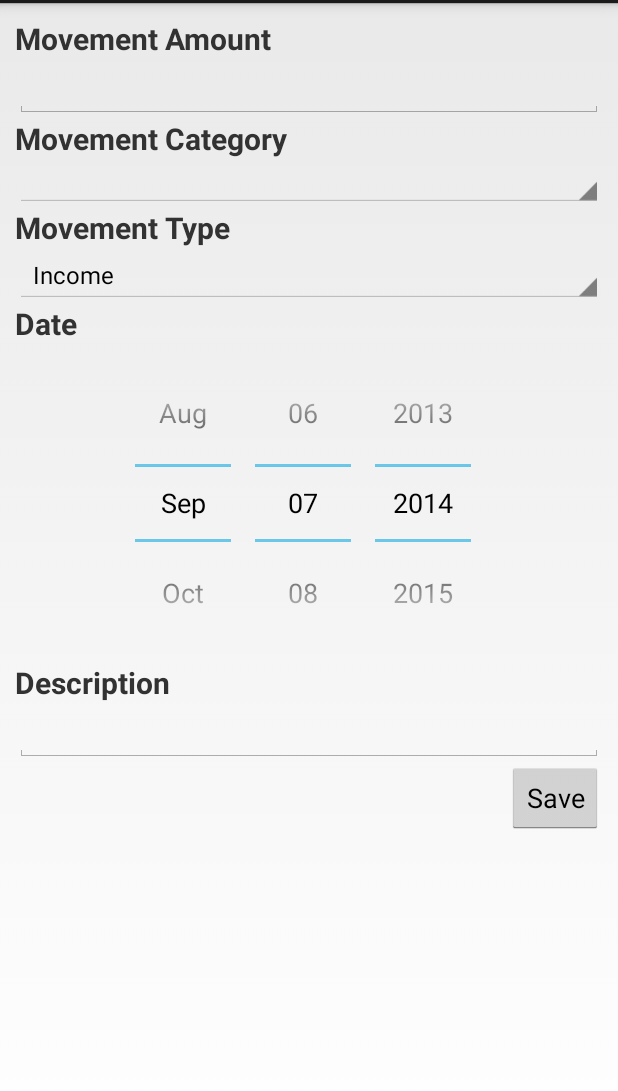
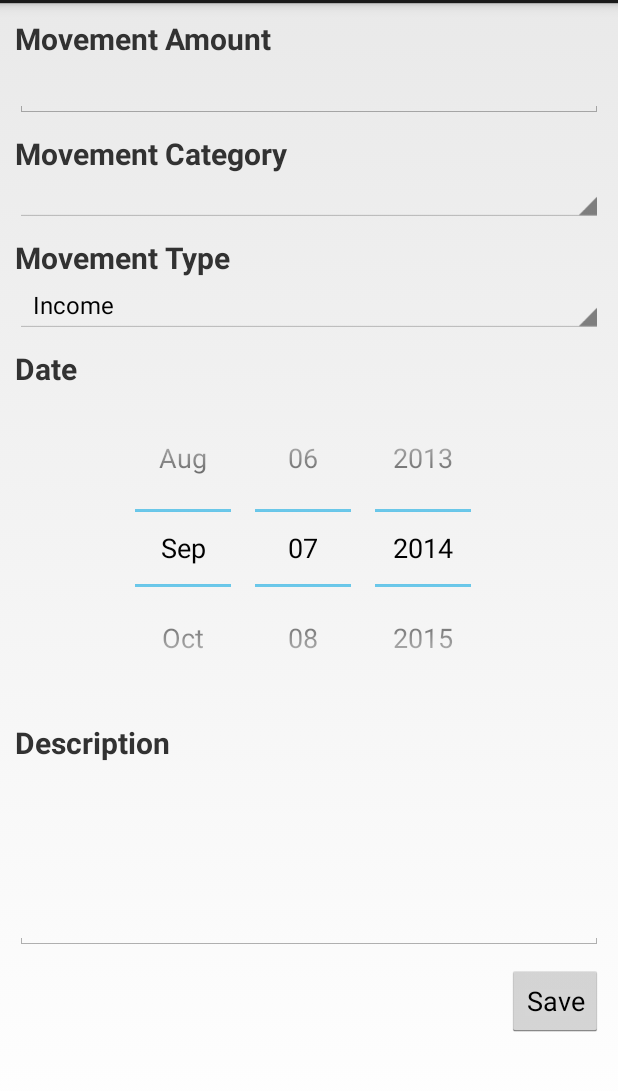
Before and after one commit to nfloresv/Wallet, an Android app: the HomeActivity screen opened directly, with no data from a screen before it, after a tap on an icon or button, on a phone screen of 412 x 824 dp, the part 69-1160 px from its top. Run offline under Robolectric (Android 15) with nearby library versions, the phone set to English and light mode, and no system bars; 1 statement that could not run was skipped.

Commit message:
Category fragment
* Added a view to view all the category
* Added a option to add a new category

```diff
--- a/app/src/main/java/com/flores/nico/wallet/HomeActivity.java
+++ b/app/src/main/java/com/flores/nico/wallet/HomeActivity.java
@@ -127,6 +127,8 @@ public class HomeActivity extends Activity {
             actualFragment = new AllMovementsFragment();
         } else if (position == 3) {
             actualFragment = new DashboardFragment();
+        } else if (position == 4) {
+            actualFragment = new CategoryFragment();
         }
         FragmentManager fragmentManager = getFragmentManager();
         fragmentManager.beginTransaction()
--- a/app/src/main/java/com/flores/nico/wallet/MovementFragment.java
+++ b/app/src/main/java/com/flores/nico/wallet/MovementFragment.java
@@ -33,38 +33,11 @@ import java.util.List;
 public class MovementFragment extends Fragment {
     private ArrayAdapter<Category> movementCategoryArray;
     private ArrayAdapter<CharSequence> movementTypeArray;
-    /*// TODO: Rename parameter arguments, choose names that match
-    // the fragment initialization parameters, e.g. ARG_ITEM_NUMBER
-    private static final String ARG_PARAM1 = "param1";
-    private static final String ARG_PARAM2 = "param2";
 
-    // TODO: Rename and change types of parameters
-    private String mParam1;
-    private String mParam2;
-
-    private OnFragmentInteractionListener mListener;*/
-
-    /**
-     * Use this factory method to create a new instance of
-     * this fragment using the provided parameters.
-     *
-     * @param param1 Parameter 1.
-     * @param param2 Parameter 2.
-     * @return A new instance of fragment MovementFragment.
-     */
-    // TODO: Rename and change types and number of parameters
-    public static MovementFragment newInstance(/*String param1, String param2*/) {
+    public static MovementFragment newInstance() {
         MovementFragment fragment = new MovementFragment();
-        /*Bundle args = new Bundle();
-        args.putString(ARG_PARAM1, param1);
-        args.putString(ARG_PARAM2, param2);
-        fragment.setArguments(args);*/
         return fragment;
     }
-
-    /*public MovementFragment() {
-        // Required empty public constructor
-    }*/
 
     @Override
     public void onCreate(Bundle savedInstanceState) {
@@ -79,10 +52,6 @@ public class MovementFragment extends Fragment {
         movementCategoryArray = new ArrayAdapter<Category>(getActivity(),
                 android.R.layout.simple_spinner_item, movementCategories);
         movementCategoryArray.setDropDownViewResource(android.R.layout.simple_spinner_dropdown_item);
-        /*if (getArguments() != null) {
-            mParam1 = getArguments().getString(ARG_PARAM1);
-            mParam2 = getArguments().getString(ARG_PARAM2);
-        }*/
     }
 
     @Override
@@ -107,38 +76,6 @@ public class MovementFragment extends Fragment {
         });
         return layout;
     }
-
-    /*@Override
-    public void onAttach(Activity activity) {
-        super.onAttach(activity);
-        try {
-            mListener = (OnFragmentInteractionListener) activity;
-        } catch (ClassCastException e) {
-            throw new ClassCastException(activity.toString()
-                    + " must implement OnFragmentInteractionListener");
-        }
-    }*/
-
-    /*@Override
-    public void onDetach() {
-        super.onDetach();
-        mListener = null;
-    }*/
-
-    /**
-     * This interface must be implemented by activities that contain this
-     * fragment to allow an interaction in this fragment to be communicated
-     * to the activity and potentially other fragments contained in that
-     * activity.
-     * <p>
-     * See the Android Training lesson <a href=
-     * "http://developer.android.com/training/basics/fragments/communicating.html"
-     * >Communicating with Other Fragments</a> for more information.
-     */
-    /*public interface OnFragmentInteractionListener {
-        // TODO: Update argument type and name
-        public void onFragmentInteraction(Uri uri);
-    }*/
 
     public void saveMovement(View view) {
         createMovement();
--- a/app/src/main/res/layout/activity_login.xml
+++ b/app/src/main/res/layout/activity_login.xml
@@ -47,7 +47,8 @@
         android:layout_height="wrap_content"
         android:id="@+id/linearLayout"
         android:layout_below="@+id/linearLayout2"
-        android:layout_alignParentStart="true">
+        android:layout_alignParentStart="true"
+        android:layout_marginTop="10dp">
 
         <TextView
             android:layout_width="wrap_content"
@@ -71,6 +72,7 @@
         android:text="@string/login_activity_tv_login"
         android:layout_below="@+id/linearLayout"
         android:layout_alignEnd="@+id/linearLayout"
-        android:onClick="login"/>
+        android:onClick="login"
+        android:layout_marginTop="10dp"/>
 
 </RelativeLayout>
--- a/app/src/main/res/layout/fragment_all_movements.xml
+++ b/app/src/main/res/layout/fragment_all_movements.xml
@@ -25,7 +25,7 @@
 
     <ListView
         android:layout_width="match_parent"
-        android:layout_height="wrap_content"
+        android:layout_height="match_parent"
         android:id="@+id/lvAllTransactions"
         android:layout_below="@+id/tvAllMovementsAccountBalance"/>
 
--- a/app/src/main/res/layout/fragment_category.xml
+++ b/app/src/main/res/layout/fragment_category.xml
@@ -11,7 +11,7 @@
         android:textSize="20sp"
         android:textStyle="bold"
         android:labelFor="@+id/categoryFragmentInputName"
-        android:text="Category Name" />
+        android:text="@string/category_fragment_tv_name" />
     <EditText
         android:id="@+id/categoryFragmentInputName"
         android:layout_width="match_parent"
@@ -25,7 +25,7 @@
         android:textStyle="bold"
         android:labelFor="@+id/categoryFragmentInputDescription"
         android:layout_marginTop="10dp"
-        android:text="Category Description"/>
+        android:text="@string/category_fragment_tv_description"/>
     <EditText
         android:id="@+id/categoryFragmentInputDescription"
         android:layout_width="match_parent"
--- a/app/src/main/res/layout/fragment_movement.xml
+++ b/app/src/main/res/layout/fragment_movement.xml
@@ -30,7 +30,8 @@
             android:layout_height="wrap_content"
             android:text="@string/movement_fragment_tv_category"
             android:textStyle="bold"
-            android:textSize="20sp"/>
+            android:textSize="20sp"
+            android:layout_marginTop="10dp"/>
         <Spinner
             android:layout_width="match_parent"
             android:layout_height="wrap_content"
@@ -41,7 +42,8 @@
             android:layout_height="wrap_content"
             android:text="@string/movement_fragment_tv_type"
             android:textStyle="bold"
-            android:textSize="20sp"/>
+            android:textSize="20sp"
+            android:layout_marginTop="10dp"/>
         <Spinner
             android:layout_width="match_parent"
             android:layout_height="wrap_content"
@@ -52,7 +54,8 @@
             android:layout_height="wrap_content"
             android:text="@string/movement_fragment_tv_date"
             android:textStyle="bold"
-            android:textSize="20sp"/>
+            android:textSize="20sp"
+            android:layout_marginTop="10dp"/>
         <DatePicker
             android:layout_width="wrap_content"
             android:layout_height="wrap_content"
@@ -66,11 +69,13 @@
             android:text="@string/movement_fragment_tv_description"
             android:textStyle="bold"
             android:textSize="20sp"
-            android:labelFor="@+id/inputMovementDescription"/>
+            android:labelFor="@+id/inputMovementDescription"
+            android:layout_marginTop="10dp"/>
         <EditText
             android:layout_width="match_parent"
             android:layout_height="0dp"
-            android:inputType="textMultiLine"
+            android:inputType="text|textAutoCorrect|textMultiLine"
+            android:lines="5"
             android:ems="10"
             android:id="@+id/inputMovementDescription"
             android:layout_weight="1"/>
@@ -80,7 +85,8 @@
             android:layout_width="wrap_content"
             android:layout_height="wrap_content"
             android:layout_gravity="end"
-            android:text="@string/movement_fragment_btn_save"/>
+            android:text="@string/movement_fragment_btn_save"
+            android:layout_marginTop="10dp"/>
 
     </LinearLayout>
 </ScrollView>
--- a/app/src/main/res/values/strings.xml
+++ b/app/src/main/res/values/strings.xml
@@ -64,6 +64,8 @@
     <string name="all_movements_fragment_tv_account_balance">Account Balance</string>
     <string name="dashboard_fragment_tv_account_income">Account Income</string>
     <string name="dashboard_fragment_tv_account_outcome">Account Outcome</string>
+    <string name="category_fragment_tv_name">Category Name</string>
+    <string name="category_fragment_tv_description">Category Description</string>
 
     <!-- Arrays -->
     <string-array name="drawer_section_array">
```
Also changed, not shown: app/src/main/java/com/flores/nico/wallet/AllMovementsFragment.java (+2 -30 lines), app/src/main/java/com/flores/nico/wallet/CategoryFragment.java (+21 -4 lines), app/src/main/java/com/flores/nico/wallet/DashboardFragment.java (+2 -26 lines).
